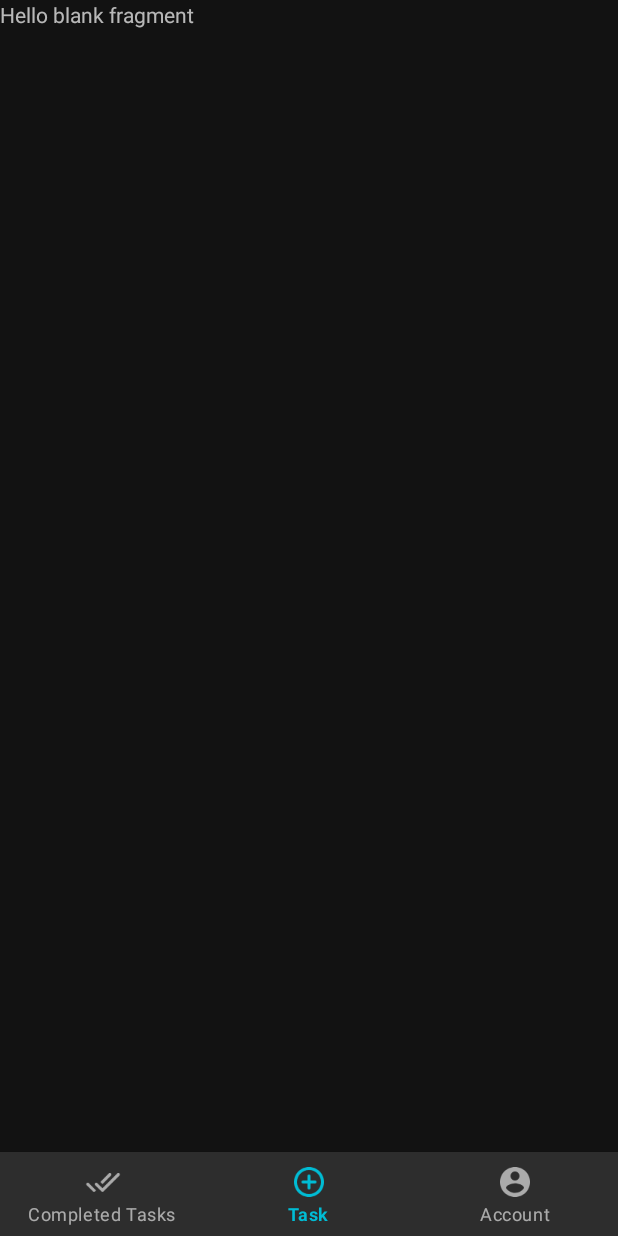
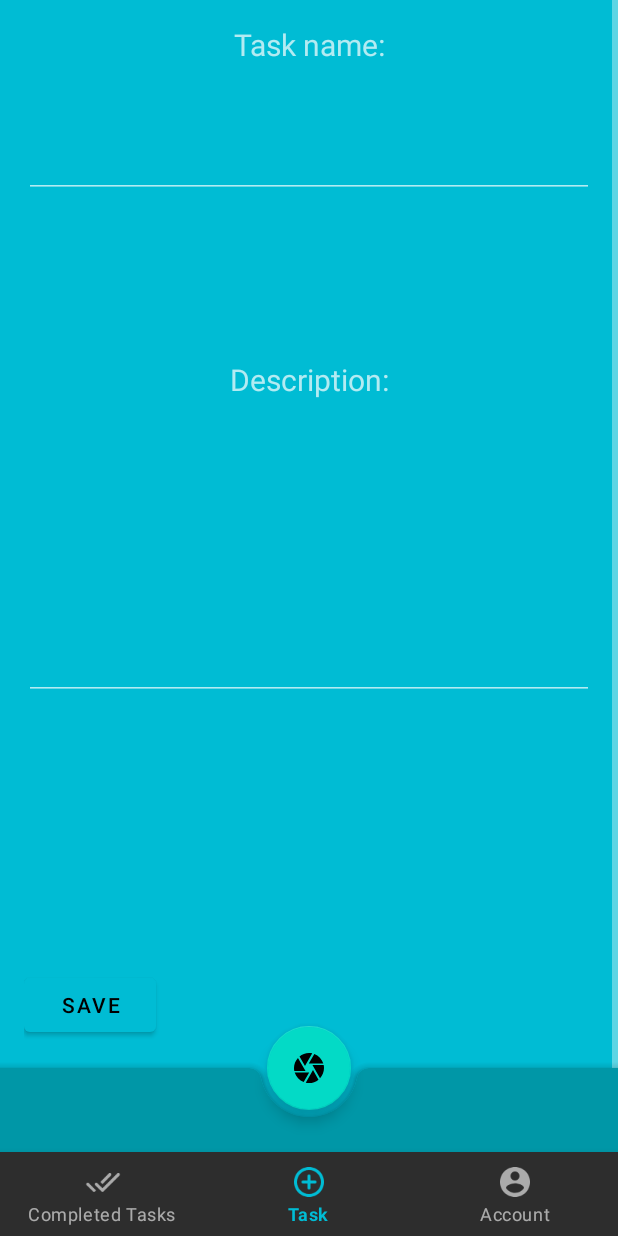
Before and after one commit to georgipenchovski/FirebaseApp, an Android app: the screen it shows after launch once a user with an empty profile is signed in (MainActivity), item 2 of the bottom bar chosen, on a phone screen of 412 x 824 dp. Run offline under Robolectric (Android 15) with nearby library versions, the phone set to English and light mode, and no system bars; our stand-ins replace ButterKnife, Dagger/Hilt's generated code, Firebase (no records; nobody signed in at launch, a user with empty details on screens opened directly), data binding.

Commit message:
task views added

```diff
--- a/app/src/main/java/com/example/vscandroid/firebaseapp/fragments/AccountFragment.java
+++ b/app/src/main/java/com/example/vscandroid/firebaseapp/fragments/AccountFragment.java
@@ -29,11 +29,13 @@ public class AccountFragment extends BaseFragment{
         activity = (MainActivity) getActivity();
 
         signOutBtn = getLayoutView().findViewById(R.id.sign_out_btn);
+
         signOutBtn.setOnClickListener(new View.OnClickListener() {
             @Override
             public void onClick(View v) {
                 activity.signOut();
             }
         });
+
     }
 }
--- a/app/src/main/java/com/example/vscandroid/firebaseapp/fragments/TaskFragment.java
+++ b/app/src/main/java/com/example/vscandroid/firebaseapp/fragments/TaskFragment.java
@@ -1,4 +1,9 @@
 package com.example.vscandroid.firebaseapp.fragments;
+
+import android.content.Intent;
+import android.provider.MediaStore;
+import android.support.design.widget.FloatingActionButton;
+import android.view.View;
 
 import com.example.vscandroid.firebaseapp.R;
 
@@ -6,6 +11,8 @@ import com.example.vscandroid.firebaseapp.R;
 public class TaskFragment extends BaseFragment {
 
     private static final String TAG = "TaskFragment";
+    FloatingActionButton openCameraBtn;
+
 
     public static TaskFragment newInstance() {
         return new TaskFragment();
@@ -19,5 +26,14 @@ public class TaskFragment extends BaseFragment {
     @Override
     protected void onViewCreated() {
 
+        openCameraBtn = getLayoutView().findViewById(R.id.open_camera_btn);
+
+        openCameraBtn.setOnClickListener(new View.OnClickListener() {
+            @Override
+            public void onClick(View v) {
+             Intent intent = new Intent (MediaStore.ACTION_IMAGE_CAPTURE);
+             startActivity(intent);
+            }
+        });
     }
 }
--- a/app/src/main/res/layout/fragment_task.xml
+++ b/app/src/main/res/layout/fragment_task.xml
@@ -1,14 +1,104 @@
 <?xml version="1.0" encoding="utf-8"?>
-<FrameLayout xmlns:android="http://schemas.android.com/apk/res/android"
+<android.support.design.widget.CoordinatorLayout xmlns:android="http://schemas.android.com/apk/res/android"
+    xmlns:app="http://schemas.android.com/apk/res-auto"
     xmlns:tools="http://schemas.android.com/tools"
     android:layout_width="match_parent"
     android:layout_height="match_parent"
     tools:context=".fragments.TaskFragment">
 
-    <!-- TODO: Update blank fragment layout -->
-    <TextView
+    <ScrollView
         android:layout_width="match_parent"
-        android:layout_height="match_parent"
-        android:text="@string/hello_blank_fragment" />
+        android:layout_height="match_parent">
 
-</FrameLayout>
+        <LinearLayout
+            android:layout_width="match_parent"
+            android:layout_height="wrap_content"
+            android:layout_alignParentStart="true"
+            android:layout_alignParentTop="true"
+            android:background="@color/colorPrimary"
+            android:orientation="vertical"
+            android:paddingLeft="@dimen/activity_horizontal_margin"
+            android:paddingTop="@dimen/activity_vertical_margin"
+            android:paddingRight="@dimen/activity_horizontal_margin"
+            android:paddingBottom="@dimen/activity_vertical_margin"
+            app:layout_behavior="@string/appbar_scrolling_view_behavior">
+
+            <TextView
+                android:id="@+id/task_name_view"
+                android:layout_width="match_parent"
+                android:layout_height="wrap_content"
+                android:gravity="center"
+                android:text="Task name:"
+                android:textSize="20dp" />
+
+            <EditText
+                android:id="@+id/task_name_txt"
+                android:layout_width="match_parent"
+                android:layout_height="wrap_content"
+                android:layout_alignParentStart="true"
+                android:layout_alignParentTop="true"
+                android:layout_marginTop="43dp" />
+
+            <TextView
+                android:id="@+id/description_view"
+                android:layout_width="match_parent"
+                android:layout_height="wrap_content"
+                android:layout_alignParentStart="true"
+                android:layout_alignParentTop="true"
+                android:layout_marginTop="107dp"
+                android:gravity="center"
+                android:text="Description:"
+                android:textSize="20dp" />
+
+            <EditText
+                android:id="@+id/description_txt"
+                android:layout_width="match_parent"
+                android:layout_height="200dp"
+                android:layout_alignParentStart="true"
+                android:layout_marginBottom="163dp" />
+
+            <android.support.design.button.MaterialButton
+                android:id="@+id/save_task_btn"
+                android:layout_width="wrap_content"
+                android:layout_height="wrap_content"
+                android:layout_alignParentEnd="false"
+                android:layout_alignParentBottom="true"
+                android:layout_marginTop="16dp"
+                android:layout_marginRight="4dp"
+                android:text="Save" />
+
+            <android.support.design.button.MaterialButton
+                android:id="@+id/open_photos_btn"
+                android:layout_width="wrap_content"
+                android:layout_height="wrap_content"
+                android:layout_alignParentEnd="true"
+                android:layout_alignParentBottom="true"
+                android:layout_marginLeft="4dp"
+                android:layout_marginTop="16dp"
+                android:text="Photos" />
+
+            <ImageView
+                android:id="@+id/task_picture_view"
+                android:layout_width="match_parent"
+                android:layout_height="fill_parent" />
+
+        </LinearLayout>
+    </ScrollView>
+
+    <android.support.design.widget.FloatingActionButton
+        android:id="@+id/open_camera_btn"
+        android:layout_width="wrap_content"
+        android:layout_height="wrap_content"
+        android:layout_margin="2dp"
+        android:src="@drawable/ic_camera_white_24dp"
+        app:fabSize="normal"
+        app:layout_anchor="@id/bottom_app_bar"
+        app:rippleColor="@color/colorPrimaryDark" />
+
+    <android.support.design.bottomappbar.BottomAppBar
+        android:id="@+id/bottom_app_bar"
+        android:layout_width="match_parent"
+        android:layout_height="@dimen/mtrl_bottomappbar_height"
+        android:layout_gravity="bottom"
+        app:backgroundTint="@color/colorPrimaryDark" />
+</android.support.design.widget.CoordinatorLayout>
```
